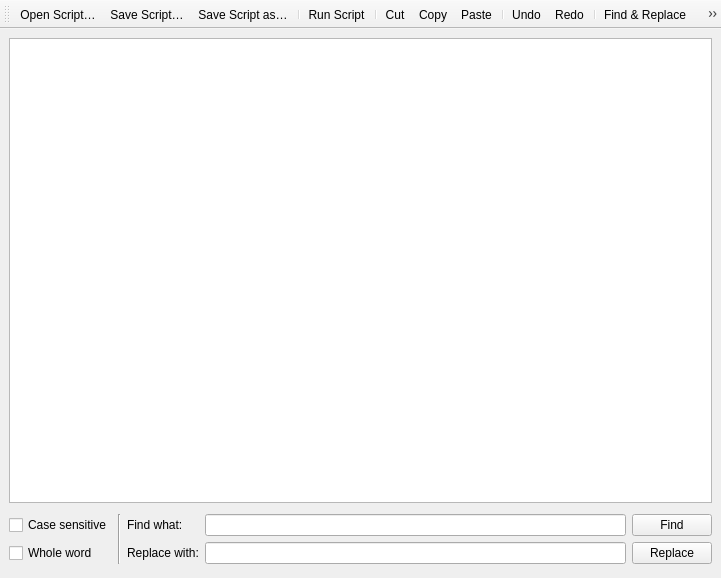
Before: the Qt Designer form python/plugins/processing/ui/DlgScriptEditor.ui in qgis/QGIS, drawn with Qt 5.
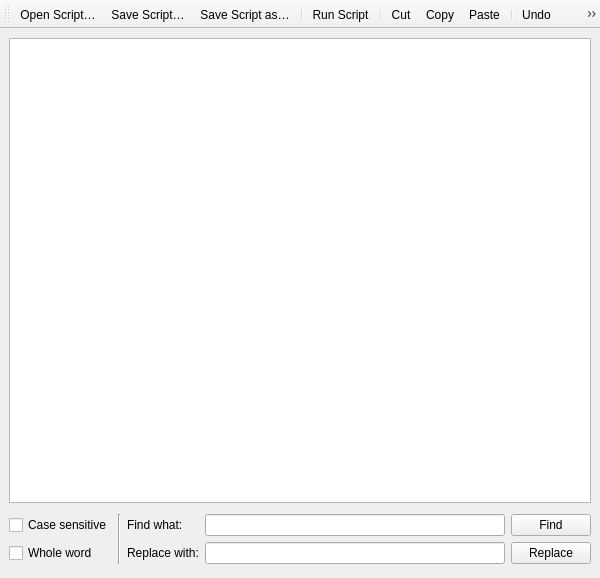
After: the same form once the commit is applied. Custom widgets are drawn as their Qt base class.

Commit message:
[feature][console] Add toggle comment action in the python console (#50341)
Adds a toggle comment action in the Python Console and script editors

What changed in the file:
```diff
--- a/python/plugins/processing/ui/DlgScriptEditor.ui
+++ b/python/plugins/processing/ui/DlgScriptEditor.ui
@@ -6,7 +6,7 @@
    <rect>
     <x>0</x>
     <y>0</y>
-    <width>721</width>
+    <width>600</width>
     <height>578</height>
    </rect>
   </property>
@@ -120,6 +120,8 @@
    <addaction name="separator"/>
    <addaction name="actionIncreaseFontSize"/>
    <addaction name="actionDecreaseFontSize"/>
+   <addaction name="separator"/>
+   <addaction name="actionToggleComment"/>
   </widget>
   <action name="actionOpenScript">
    <property name="text">
@@ -245,6 +247,14 @@
    </property>
    <property name="text">
     <string>Find &amp;&amp; &amp;Replace</string>
+   </property>
+   <property name="shortcut">
+    <string>Ctrl+F</string>
+   </property>
+  </action>
+  <action name="actionToggleComment">
+   <property name="text">
+    <string>Toggle Comment</string>
    </property>
   </action>
  </widget>
```
Left out of the diff: 3 changed lines with no effect on the pictures. The commit also changes 8 other files.
